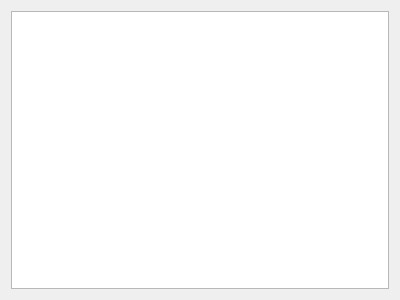
Qt form timereport.ui (robinrowe/timekeeper) before a commit.
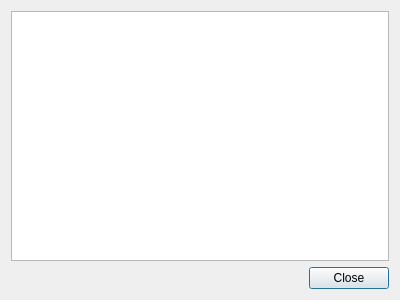
The same form after that commit.

```diff
--- a/timereport.ui
+++ b/timereport.ui
@@ -15,7 +15,18 @@
   </property>
   <layout class="QVBoxLayout" name="verticalLayout">
    <item>
-    <widget class="QPlainTextEdit" name="_report"/>
+    <widget class="QPlainTextEdit" name="_report">
+     <property name="readOnly">
+      <bool>true</bool>
+     </property>
+    </widget>
+   </item>
+   <item>
+    <widget class="QDialogButtonBox" name="_buttonBox">
+     <property name="standardButtons">
+      <set>QDialogButtonBox::Close</set>
+     </property>
+    </widget>
    </item>
   </layout>
  </widget>
```
Left out of the diff: 19 changed lines with no effect on the pictures.
